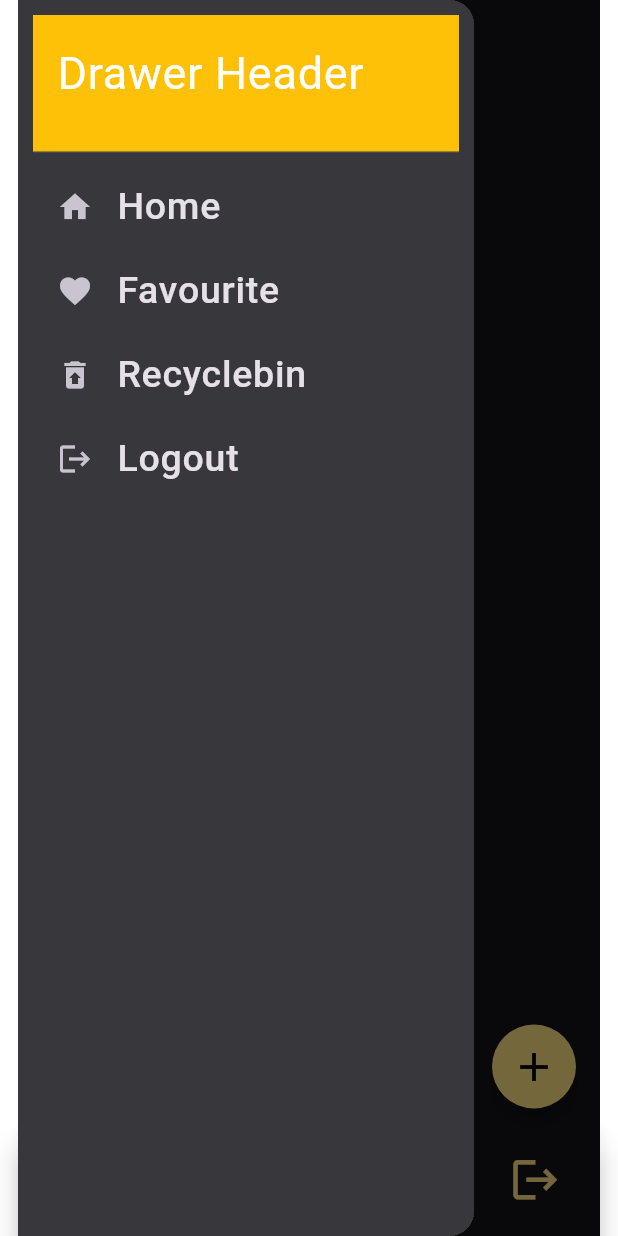
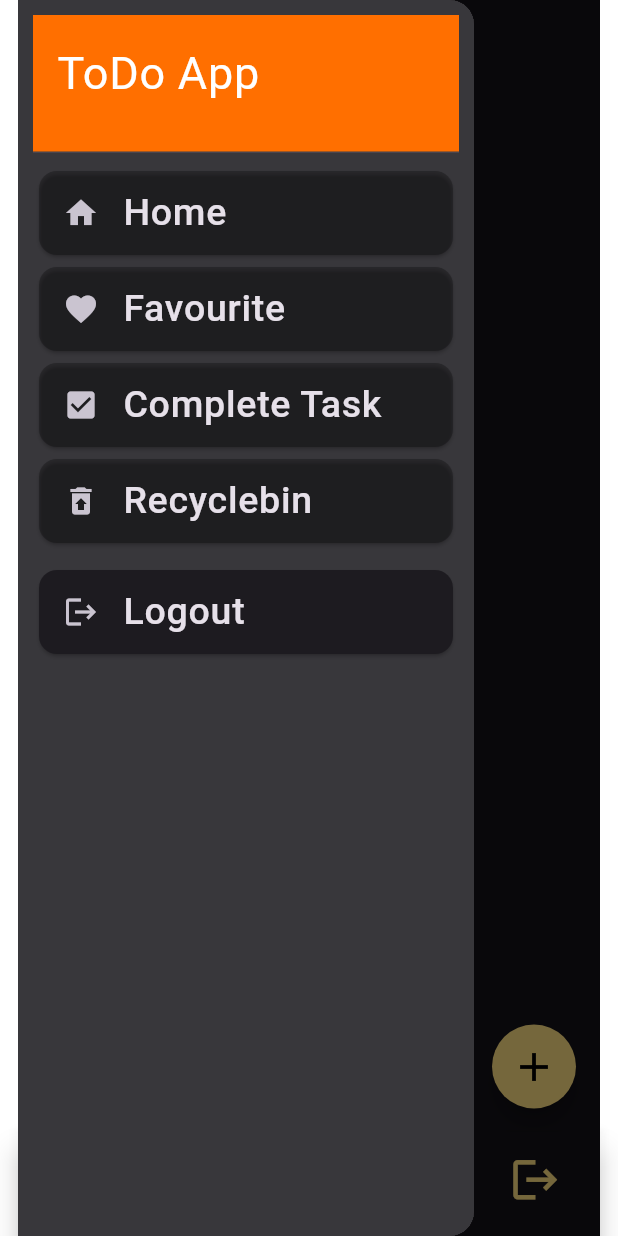
Before and after one commit to MasumBillah00/ToDo-Bloc-With-image-uploading-functionality-, a Flutter app: the ToDoAppScreen screen opened directly, with the side drawer open, on a phone screen of 412 x 824 dp. Run offline on Flutter 3.47's test engine with Material 3 defaults, Android fonts, the phone set to English and light mode, and no system bars; our stand-ins replace bloc, equatable, flutter_bloc, sqflite; accounts and stored records are empty.

Commit message:
Differenctiate the Favorite item,complete item,

```diff
--- a/lib/bloc/todoappbloc/todoapp_event.dart
+++ b/lib/bloc/todoappbloc/todoapp_event.dart
@@ -11,7 +11,7 @@ abstract class ToDoAppEvent extends Equatable {
 class FetchTaskList extends ToDoAppEvent {}
 
 class AddTaskItem extends ToDoAppEvent {
-  final TodoTaskModelModel item;
+  final TodoTaskModel item;
 
   const AddTaskItem({required this.item});
 
@@ -20,7 +20,7 @@ class AddTaskItem extends ToDoAppEvent {
 }
 
 class FavouriteItem extends ToDoAppEvent {
-  final TodoTaskModelModel item;
+  final TodoTaskModel item;
 
   const FavouriteItem({required this.item});
 
@@ -29,7 +29,7 @@ class FavouriteItem extends ToDoAppEvent {
 }
 
 class SelectItem extends ToDoAppEvent {
-  final TodoTaskModelModel item;
+  final TodoTaskModel item;
 
   const SelectItem({required this.item});
 
@@ -38,7 +38,7 @@ class SelectItem extends ToDoAppEvent {
 }
 
 class UnSelectItem extends ToDoAppEvent {
-  final TodoTaskModelModel item;
+  final TodoTaskModel item;
 
   const UnSelectItem({required this.item});
 
--- a/lib/bloc/todoappbloc/todoapp_state.dart
+++ b/lib/bloc/todoappbloc/todoapp_state.dart
@@ -4,32 +4,36 @@ import '../../model/todo_task_model.dart';
 enum ListStatus { loading, success, failure }
 
 class TodoappState extends Equatable {
-  final List<TodoTaskModelModel> taskItemList;
-  final List<TodoTaskModelModel> hiddenTaskList; // Added hiddenTaskList
-  final List<TodoTaskModelModel> FavouriteList;
+  final List<TodoTaskModel> taskItemList;
+  final List<TodoTaskModel> hiddenTaskList;
+  final List<TodoTaskModel> favouriteList;
+  final List<TodoTaskModel> selectedList;
   final ListStatus listStatus;
 
   const TodoappState({
     this.taskItemList = const [],
-    this.hiddenTaskList = const [], // Initialized hiddenTaskList
+    this.hiddenTaskList = const [],
+    this.favouriteList = const [],
+    this.selectedList = const [],
     this.listStatus = ListStatus.loading,
-    this.FavouriteList = const [],
   });
 
   TodoappState copyWith({
-    List<TodoTaskModelModel>? taskItemList,
-    List<TodoTaskModelModel>? hiddenTaskList, // Added hiddenTaskList in copyWith
+    List<TodoTaskModel>? taskItemList,
+    List<TodoTaskModel>? hiddenTaskList,
+    List<TodoTaskModel>? favouriteList,
+    List<TodoTaskModel>? selectedList,
     ListStatus? listStatus,
-    List<TodoTaskModelModel>? FavouriteList,
   }) {
     return TodoappState(
       taskItemList: taskItemList ?? this.taskItemList,
-      hiddenTaskList: hiddenTaskList ?? this.hiddenTaskList, // Updated copyWith
-      FavouriteList: FavouriteList ?? this.FavouriteList,
+      hiddenTaskList: hiddenTaskList ?? this.hiddenTaskList,
+      favouriteList: favouriteList ?? this.favouriteList,
+      selectedList: selectedList ?? this.selectedList,
       listStatus: listStatus ?? this.listStatus,
     );
   }
 
   @override
-  List<Object?> get props => [taskItemList, hiddenTaskList, listStatus, FavouriteList]; // Added hiddenTaskList in props
+  List<Object?> get props => [taskItemList, hiddenTaskList, favouriteList, selectedList, listStatus];
 }
--- a/lib/main.dart
+++ b/lib/main.dart
@@ -4,6 +4,8 @@ import 'package:flutter_bloc/flutter_bloc.dart';
 import 'package:todoapptask/bloc/login/login_bloc.dart';
 import 'package:todoapptask/repository/todo_repository.dart';
 import 'package:todoapptask/view/login_screen/login_screen.dart';
+import 'package:todoapptask/view/todo_app_screen/home_screen.dart';
+import 'package:todoapptask/view/todo_app_screen/todo_app_screen.dart';
 import 'bloc/todoappbloc/todoapp_bloc.dart';
 
 
@@ -32,7 +34,7 @@ class MyApp extends StatelessWidget {
 
 
       ),
-      home: const NewLoginScreen(),
+      home:  const ToDoAppScreen(),
     ),);
 
   }
--- a/lib/model/todo_task_model.dart
+++ b/lib/model/todo_task_model.dart
@@ -1,25 +1,25 @@
 import 'package:equatable/equatable.dart';
 
-class TodoTaskModelModel extends Equatable {
+class TodoTaskModel extends Equatable {
   final String id;
   final String value;
   final bool isDeleting;
   final bool isFavourite;
 
-  const TodoTaskModelModel({
+  const TodoTaskModel({
     required this.id,
     required this.value,
     this.isDeleting = false,
     this.isFavourite = false,
   });
 
-  TodoTaskModelModel copyWith({
+  TodoTaskModel copyWith({
     String? id,
     String? value,
     bool? isDeleting,
     bool? isFavourite,
   }) {
-    return TodoTaskModelModel(
+    return TodoTaskModel(
       id: id ?? this.id,
       value: value ?? this.value,
       isDeleting: isDeleting ?? this.isDeleting,
@@ -27,8 +27,8 @@ class TodoTaskModelModel extends Equatable {
     );
   }
 
-  factory TodoTaskModelModel.fromMap(Map<String, dynamic> map) {
-    return TodoTaskModelModel(
+  factory TodoTaskModel.fromMap(Map<String, dynamic> map) {
+    return TodoTaskModel(
       id: map['id'],
       value: map['value'],
       isDeleting: map['isDeleting'] == 1,
--- a/lib/view/login_screen/login_screen.dart
+++ b/lib/view/login_screen/login_screen.dart
@@ -1,6 +1,7 @@
 import 'package:flutter/material.dart';
 import 'package:flutter_bloc/flutter_bloc.dart';
 import '../../bloc/login/login_bloc.dart';
+import '../todo_app_screen/home_screen.dart';
 import '../todo_app_screen/todo_app_screen.dart';
 
 
--- a/lib/view/todo_app_screen/deleted_item_screen.dart
+++ b/lib/view/todo_app_screen/deleted_item_screen.dart
@@ -37,7 +37,7 @@ class DeletedItemScreen extends StatelessWidget {
               } else if (state.listStatus == ListStatus.failure) {
                 return const Center(child: Text('Failed to load tasks'));
               } else if (state.hiddenTaskList.isEmpty) {
-                return const Center(child: Text('No hidden tasks'));
+                return const Center(child: Text('Empty RecycleBin'));
               } else {
                 return ListView.builder(
                   itemCount: state.hiddenTaskList.length,
--- a/lib/view/todo_app_screen/task_add_screen.dart
+++ b/lib/view/todo_app_screen/task_add_screen.dart
@@ -33,6 +33,7 @@ class _TaskAddScreenState extends State<TaskAddScreen> {
           padding: const EdgeInsets.all(16.0),
           child: Column(
             mainAxisAlignment: MainAxisAlignment.center,
+            crossAxisAlignment: CrossAxisAlignment.center,
             children: [
               TextField(
                 controller: _controller,
@@ -78,6 +79,9 @@ class _TaskAddScreenState extends State<TaskAddScreen> {
               const SizedBox(height: 20),
               AddTaskButton(controller: _controller),
 
+
+
+
             ],
           ),
         ),
--- a/lib/view/todo_app_widget/button_widget.dart
+++ b/lib/view/todo_app_widget/button_widget.dart
@@ -51,7 +51,7 @@ class AddTaskButton extends StatelessWidget {
       onPressed: () {
         final taskValue = _controller.text;
         if (taskValue.isNotEmpty) {
-          final newTask = TodoTaskModelModel(
+          final newTask = TodoTaskModel(
             id: DateTime.now().toString(),
             value: taskValue,
           );
--- a/lib/view/todo_app_widget/drawer_widget.dart
+++ b/lib/view/todo_app_widget/drawer_widget.dart
@@ -1,7 +1,10 @@
 import 'package:flutter/material.dart';
+import 'package:todoapptask/view/todo_app_screen/complete_task_screen.dart';
+import 'package:todoapptask/view/todo_app_screen/favoruite_item_screen.dart';
 import 'package:todoapptask/view/todo_app_screen/todo_app_screen.dart';
 
 import '../todo_app_screen/deleted_item_screen.dart';
+import '../todo_app_screen/home_screen.dart';
 
 class ToDo_Drawer extends StatelessWidget {
   const ToDo_Drawer({
@@ -17,14 +20,14 @@ class ToDo_Drawer extends StatelessWidget {
           child: ListView(
             padding: const EdgeInsets.all(10),
             children: <Widget>[
-              const SizedBox(
+               SizedBox(
                 height: 100,
                 child: DrawerHeader(
                   decoration: BoxDecoration(
-                    color: Colors.amber,
+                    color: Colors.amber[900],
                   ),
-                  child: Text(
-                    'Drawer Header',
+                  child: const Text(
+                    'ToDo App',
                     style: TextStyle(
                       color: Colors.white,
                       fontSize: 30,
@@ -32,7 +35,9 @@ class ToDo_Drawer extends StatelessWidget {
                   ),
                 ),
               ),
-              ListTile(
+              Card(
+                color: Colors.black26,
+                child: ListTile(
                   leading: const Icon(Icons.home),
                   title: const Text('Home',style: TextStyle(
                       fontSize: 25,
@@ -48,18 +53,46 @@ class ToDo_Drawer extends StatelessWidget {
                     // Navigate to home screen or handle logic here
                   },
                 ),
-              ListTile(
+              ),
+              Card(
+                color: Colors.black26,
+                child: ListTile(
                   leading: const Icon(Icons.favorite),
                   title:const Text('Favourite',style: TextStyle(
                       fontSize: 25,
                       fontWeight: FontWeight.w500
                   ),),
                   onTap: () {
-                  Navigator.pop(context); // Close the drawer
+                    Navigator.of(context).push(
+                      MaterialPageRoute(
+                        builder: (context) => const FavouriteScreen(),
+                      ),
+                    );
                     // Navigate to favourite screen or handle logic here
                   },
                 ),
-              ListTile(
+              ),
+              Card(
+                color: Colors.black26,
+                child: ListTile(
+                  leading: const Icon(Icons.check_box),
+                  title:const Text('Complete Task',style: TextStyle(
+                      fontSize: 25,
+                      fontWeight: FontWeight.w500
+                  ),),
+                  onTap: () {
+                    Navigator.of(context).push(
+                      MaterialPageRoute(
+                        builder: (context) => const CompleteTasksScreen(),
+                      ),
+                    );
+                    // Navigate to favourite screen or handle logic here
+                  },
+                ),
+              ),
+              Card(
+                color: Colors.black26,
+                child: ListTile(
                   leading:const Icon(Icons.restore_from_trash),
                   title:const Text('Recyclebin',style: TextStyle(
                       fontSize: 25,
@@ -74,7 +107,10 @@ class ToDo_Drawer extends StatelessWidget {
                     // Navigate to favourite screen or handle logic here
                   },
                 ),
-              ListTile(
+              ),
+              SizedBox(height: 10,),
+              Card(
+                child: ListTile(
                   leading:const Icon(Icons.logout),
                   title:const Text('Logout',style: TextStyle(
                       fontSize: 25,
@@ -85,6 +121,7 @@ class ToDo_Drawer extends StatelessWidget {
                     // Implement logout logic here
                   },
                 ),
+              ),
             ],
           ),
         ),
```
Also changed, not shown: lib/bloc/todoappbloc/todoapp_bloc.dart (+25 -44 lines), lib/repository/todo_repository.dart (+4 -4 lines), lib/view/todo_app_screen/complete_task_screen.dart (added, +55 -0 lines), lib/view/todo_app_screen/favoruite_item_screen.dart (+21 -7 lines), lib/view/todo_app_screen/home_screen.dart (added, +192 -0 lines), lib/view/todo_app_screen/todo_app_screen.dart (+45 -50 lines). Lines whose indentation alone changed are shown as unchanged.
